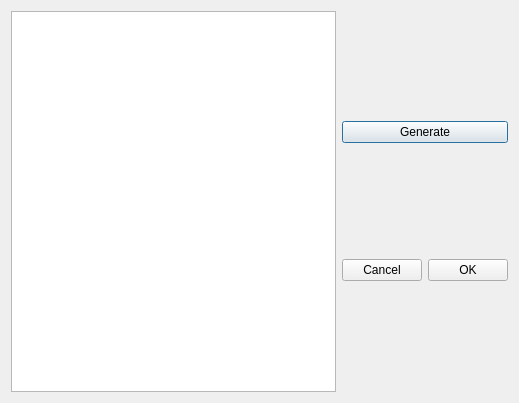
RhobanProject/MetabotStudio, file gui/ComponentWizard.ui: the form before one commit.
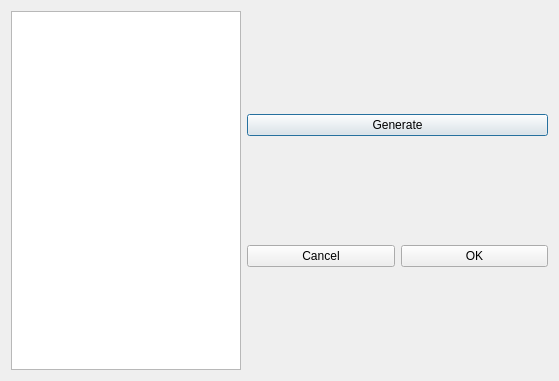
The form after the commit.

Commit message: Viewing components

Patch:
```diff
--- a/gui/ComponentWizard.ui
+++ b/gui/ComponentWizard.ui
@@ -6,8 +6,8 @@
    <rect>
     <x>0</x>
     <y>0</y>
-    <width>519</width>
-    <height>403</height>
+    <width>559</width>
+    <height>381</height>
    </rect>
   </property>
   <property name="windowTitle">
@@ -15,7 +15,32 @@
   </property>
   <layout class="QHBoxLayout" name="horizontalLayout">
    <item>
-    <widget class="QListWidget" name="listWidget"/>
+    <widget class="QListWidget" name="listWidget">
+     <property name="sizePolicy">
+      <sizepolicy hsizetype="Fixed" vsizetype="Minimum">
+       <horstretch>0</horstretch>
+       <verstretch>0</verstretch>
+      </sizepolicy>
+     </property>
+     <property name="minimumSize">
+      <size>
+       <width>230</width>
+       <height>0</height>
+      </size>
+     </property>
+     <property name="maximumSize">
+      <size>
+       <width>230</width>
+       <height>16777215</height>
+      </size>
+     </property>
+     <property name="baseSize">
+      <size>
+       <width>0</width>
+       <height>0</height>
+      </size>
+     </property>
+    </widget>
    </item>
    <item>
     <layout class="QVBoxLayout" name="verticalLayout">
```
Left out of the diff: 7 changed lines with no effect on the pictures. The commit also changes 8 other files.
